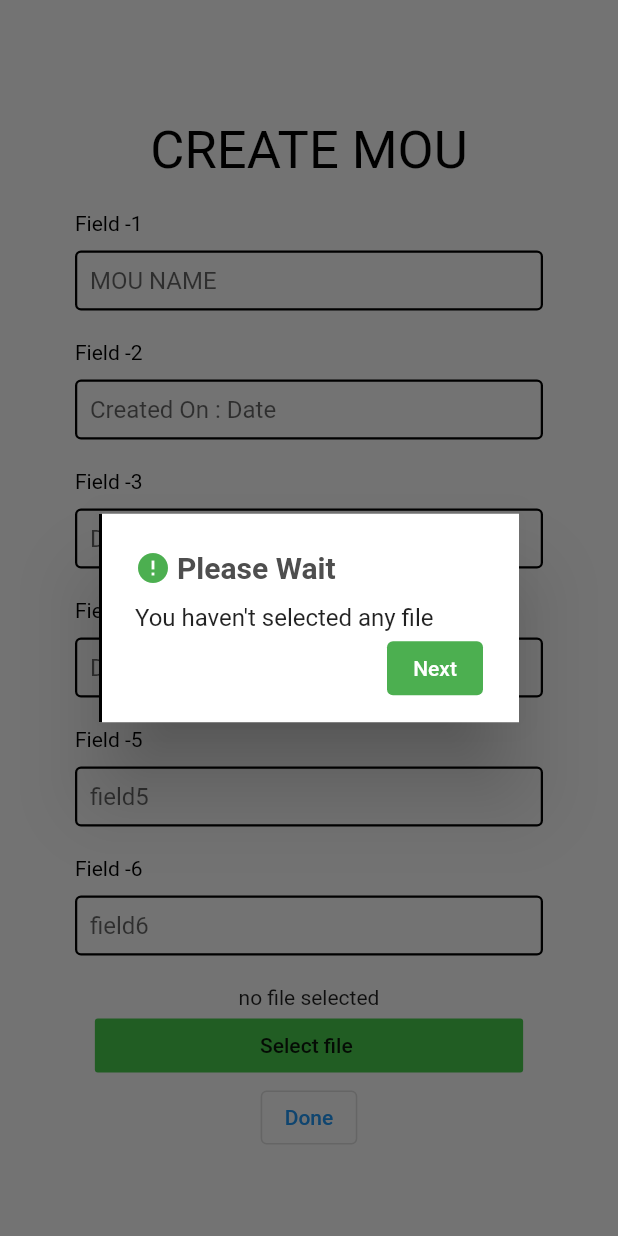
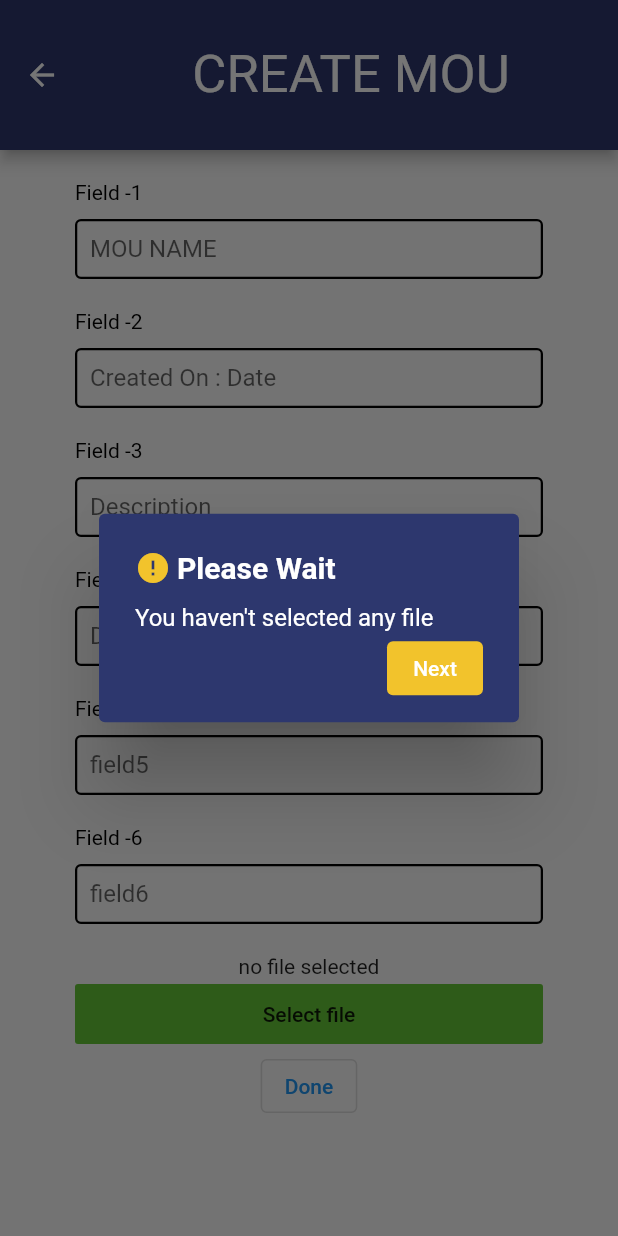
Before and after one commit to joshi-sushant02/Project-Work, a Flutter app: the createMou screen opened directly, after a tap on "Done", on a phone screen of 412 x 824 dp. Run offline on Flutter 3.47's test engine with Material 2 defaults, Android fonts, the phone set to English and light mode, and no system bars; our stand-ins replace file_picker, firebase_core, firebase_storage, timeline_tile; accounts and stored records are empty.

Commit message:
"colors updated"

```diff
--- a/lib/create_mou/create.dart
+++ b/lib/create_mou/create.dart
@@ -27,14 +27,17 @@ class createMouState extends State<createMou> {
   @override
   Widget build(BuildContext context) {
     return Scaffold(
+      appBar: AppBar(
+        toolbarHeight: 100,
+        backgroundColor: Color(0xFF2D376E),
+        title: title("CREATE MOU"),
+      ),
       body: Form(
           child: Padding(
         padding: const EdgeInsets.symmetric(horizontal: 50.0, vertical: 0.0),
         child: SingleChildScrollView(
           child: Column(
             children: [
-              const SizedBox(height: 80),
-              title("CREATE MOU"),
               const SizedBox(height: 20),
               fields("Field -1", "MOU NAME"),
               const SizedBox(height: 20),
@@ -51,16 +54,12 @@ class createMouState extends State<createMou> {
               Text(file == null
                   ? "no file selected"
                   : file!.path.split('/').last),
-              FlatButton(
-                  onPressed: pickFile,
-                  child: Text(
-                      "                           Select file                            "),
-                  autofocus: true,
-                  color: Color.fromARGB(255, 72, 202, 76)),
+              button1(pickFile),
               OutlinedButton(
                 onPressed: () {
                   FirebaseApi.fileUpload();
                   showDialog(
+                      barrierDismissible: false,
                       context: context,
                       builder: (BuildContext context) {
                         return dialog(context);
--- a/lib/create_mou/fields.dart
+++ b/lib/create_mou/fields.dart
@@ -1,3 +1,5 @@
+import 'dart:ui';
+
 import 'package:firebase1/create_mou/create.dart';
 import 'package:firebase1/create_mou/uploadApi.dart';
 import 'package:flutter/material.dart';
@@ -38,21 +40,40 @@ Widget fields(String text, String hintText) {
 }
 
 Widget title(String text) {
-  return Text(
-    text,
-    textAlign: TextAlign.center,
-    style: const TextStyle(color: Colors.black, fontSize: 35),
+  return Center(
+    child: Text(
+      text,
+      textAlign: TextAlign.center,
+      style: const TextStyle(
+          color: Colors.white, fontSize: 35, fontWeight: FontWeight.w400),
+    ),
+  );
+}
+
+Widget button1(Future pickfile()) {
+  return FlatButton(
+    onPressed: () => pickfile,
+    child: SizedBox(
+      height: 40,
+      width: 400,
+      child: Center(
+        child: Text("Select file"),
+      ),
+    ),
+    autofocus: true,
+    color: Color(0xFF64C636),
   );
 }
 
 Widget dialog(BuildContext cnt) {
   return SimpleDialog(
-    shape: Border(left: BorderSide(width: 2, color: Colors.black)),
+    backgroundColor: Color(0xFF2D376E),
+    // shape: Border(left: BorderSide(width: 2, color: Colors.black)),
     title: Row(
       children: <Widget>[
         Icon(
           Icons.error,
-          color: Colors.green,
+          color: Color(0xFFF2C32C),
         ),
         SizedBox(
           width: 4.0,
@@ -60,8 +81,7 @@ Widget dialog(BuildContext cnt) {
         Flexible(
           child: Text(
             "Please Wait",
-            style: TextStyle(
-                fontWeight: FontWeight.w600, color: Color(0xFF4E4E4E)),
+            style: TextStyle(fontWeight: FontWeight.w600, color: Colors.white),
           ),
         )
       ],
@@ -70,13 +90,16 @@ Widget dialog(BuildContext cnt) {
     children: <Widget>[
       createMouState.task != null
           ? buildUploadStatus(createMouState.task!)
-          : Text("You haven't selected any file"),
+          : Text(
+              "You haven't selected any file",
+              style: TextStyle(color: Colors.white),
+            ),
       Row(
         mainAxisAlignment: MainAxisAlignment.end,
         children: <Widget>[
           TextButton(
             style: ButtonStyle(
-                backgroundColor: MaterialStateProperty.all(Colors.green)),
+                backgroundColor: MaterialStateProperty.all(Color(0xFFF2C32C))),
             onPressed: () {
               Navigator.of(cnt).pop();
             },
--- a/lib/main.dart
+++ b/lib/main.dart
@@ -34,7 +34,7 @@ class MyApp extends StatelessWidget {
       theme: ThemeData(
         primarySwatch: Colors.blue,
       ),
-      home: createMou(),
+      home: NotiBar(),
     );
   }
 }
--- a/lib/notifications_tab/tab_bar.dart
+++ b/lib/notifications_tab/tab_bar.dart
@@ -52,6 +52,7 @@ class NotiBarState extends State<NotiBar> with SingleTickerProviderStateMixin {
 
   PreferredSizeWidget appbar() {
     return AppBar(
+      backgroundColor: Color(0xFF2D376E),
       bottom: PreferredSize(
           preferredSize: const Size.fromHeight(80.0),
           child: tabs(_tabController, index)),
@@ -62,7 +63,7 @@ class NotiBarState extends State<NotiBar> with SingleTickerProviderStateMixin {
         child: Center(
           child: Text(
             'Notifications',
-            style: TextStyle(fontSize: 27),
+            style: TextStyle(fontSize: 27, fontWeight: FontWeight.w600),
           ),
         ),
       ),
```
Also changed, not shown: lib/notifications_tab/tabs.dart (+10 -9 lines).
